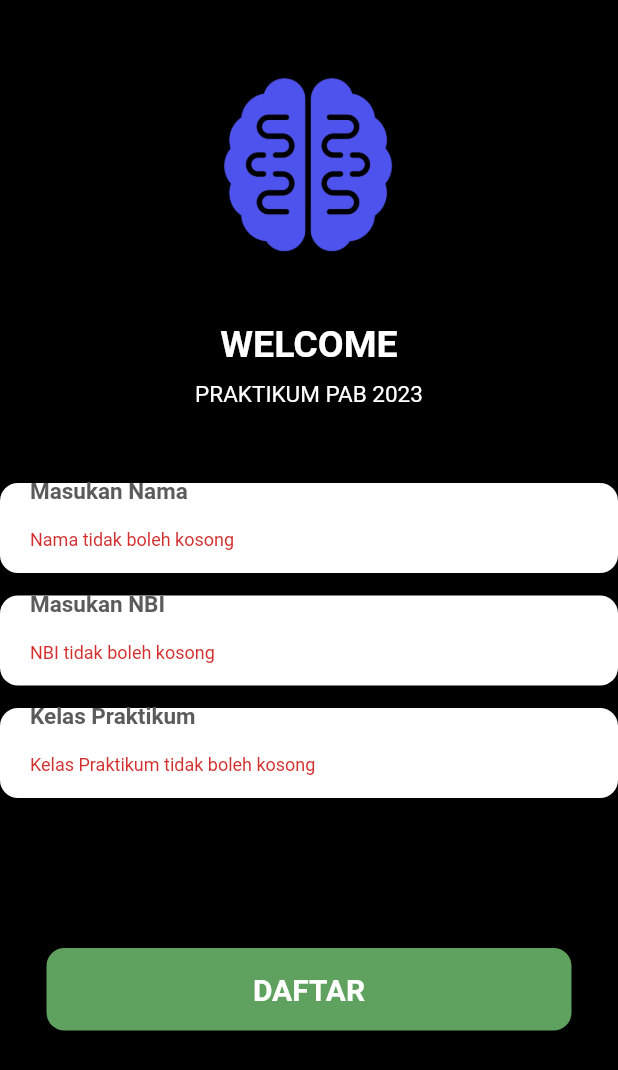
After one commit to ianfrds/PABNetflix, a Flutter app: the Pendaftaran screen opened by its route, after a tap on "DAFTAR", on a phone screen of 412 x 824 dp. The commit adds this screen. Shown: the top 1070 px of the screen. Run offline on Flutter 3.47's test engine with Material 2 defaults, Android fonts, the phone set to English and light mode, and no system bars; our stand-ins replace shared_preferences; accounts and stored records are empty.

Commit message:
update page daftar

```diff
--- a/lib/main.dart
+++ b/lib/main.dart
@@ -1,5 +1,6 @@
 import 'package:flutter/material.dart';
 import 'package:tugas_praktikum/navigation.dart';
+import 'package:tugas_praktikum/pertemuan3/aktivitas3.dart';
 import 'package:tugas_praktikum/tugas1/details.dart';
 import 'package:tugas_praktikum/tugas1/netflix.dart';
 import 'package:tugas_praktikum/pertemuan1/homePage.dart';
@@ -8,7 +9,7 @@ import 'package:tugas_praktikum/tugas2/profile.dart';
 void main() => runApp(MyApp());
 
 class MyApp extends StatelessWidget {
-  const MyApp({super.key});
+  const MyApp({Key? key}) : super(key: key);
   @override
   Widget build(BuildContext context) {
     return Container(
@@ -20,6 +21,7 @@ class MyApp extends StatelessWidget {
           '/netflix': (context) => Netflix(),
           '/details': (context) => Detail(),
           '/profile': (context) => EditProfilePage(),
+          '/daftar': (context) => Pendaftaran(),
         },
       ),
     );
--- a/lib/navigation.dart
+++ b/lib/navigation.dart
@@ -1,5 +1,6 @@
 import 'package:flutter/material.dart';
 import 'package:tugas_praktikum/pertemuan1/homePage.dart';
+import 'package:tugas_praktikum/pertemuan3/aktivitas3.dart';
 import 'package:tugas_praktikum/tugas1/details.dart';
 import 'package:tugas_praktikum/tugas1/netflix.dart';
 import 'package:tugas_praktikum/tugas2/profile.dart';
@@ -41,6 +42,10 @@ class _MainPageState extends State<MainPage> {
             icon: Icon(Icons.account_box_rounded),
             label: 'Profile',
           ),
+          BottomNavigationBarItem(
+            icon: Icon(Icons.pending),
+            label: 'Pendaftaran',
+          ),
         ],
       );
     }
@@ -53,6 +58,8 @@ class _MainPageState extends State<MainPage> {
           return Detail();
         case 2:
           return EditProfilePage();
+        case 3:
+          return Pendaftaran();
         default:
           return HomePage();
       }
--- a/lib/pertemuan1/homePage.dart
+++ b/lib/pertemuan1/homePage.dart
@@ -1,8 +1,36 @@
 import 'package:flutter/material.dart';
-import 'package:tugas_praktikum/navigation.dart';
+import 'package:shared_preferences/shared_preferences.dart';
 
-class HomePage extends StatelessWidget {
+class HomePage extends StatefulWidget {
   const HomePage({super.key});
+
+  @override
+  State<HomePage> createState() => _HomePageState();
+}
+
+class _HomePageState extends State<HomePage> {
+  String? nama;
+  String? nbi;
+
+  void data() async {
+    final SharedPreferences prefs = await SharedPreferences.getInstance();
+
+    final String? _nama = prefs.getString('nama');
+    final String? _nbi = prefs.getString('nbi');
+
+    setState(() {
+      nama = _nama;
+      nbi = _nbi;
+    });
+  }
+
+  @override
+  void initState() {
+    // TODO: implement initState
+    super.initState();
+    data();
+  }
+
   @override
   Widget build(BuildContext context) {
     Widget header() {
@@ -30,7 +58,7 @@ class HomePage extends StatelessWidget {
             ),
             Align(
               child: Text(
-                '1462100008',
+                '$nbi',
                 style: TextStyle(fontSize: 20, fontWeight: FontWeight.bold),
               ),
             ),
@@ -59,14 +87,14 @@ class HomePage extends StatelessWidget {
       );
     }
 
-    Widget nama() {
+    Widget namas() {
       return Container(
         margin: EdgeInsets.only(top: 40),
         child: Column(
           children: [
             Align(
               child: Text(
-                'Gilang Romy Lesmana',
+                '$nama',
                 style: TextStyle(fontSize: 25, fontWeight: FontWeight.bold),
               ),
             ),
@@ -111,7 +139,7 @@ class HomePage extends StatelessWidget {
             children: [
               header(),
               picture(),
-              nama(),
+              namas(),
               footer(),
             ],
           ),
--- /dev/null
+++ b/lib/pertemuan3/aktivitas3.dart
@@ -0,0 +1,222 @@
+import 'package:flutter/material.dart';
+import 'package:shared_preferences/shared_preferences.dart';
+import 'package:tugas_praktikum/pertemuan1/homePage.dart';
+
+class Pendaftaran extends StatelessWidget {
+  final GlobalKey<FormState> _formKey = GlobalKey<FormState>();
+
+  final TextEditingController namaController = TextEditingController();
+  final TextEditingController nbiController = TextEditingController();
+  final TextEditingController kelasController = TextEditingController();
+
+  @override
+  Widget build(BuildContext context) {
+    Widget picture() {
+      return Container(
+        margin: EdgeInsets.only(top: 50),
+        child: Center(
+          child: Row(
+            mainAxisAlignment: MainAxisAlignment.center,
+            children: [
+              Image.asset(
+                'assets/otak.jpeg',
+                width: 150,
+                height: 150,
+              ),
+            ],
+          ),
+        ),
+      );
+    }
+
+    Widget header() {
+      return Container(
+        margin: EdgeInsets.only(top: 15),
+        child: Column(
+          children: [
+            Align(
+              alignment: Alignment.center,
+              child: Text(
+                'WELCOME',
+                style: TextStyle(
+                    fontSize: 25,
+                    fontWeight: FontWeight.bold,
+                    color: Colors.white),
+              ),
+            ),
+            SizedBox(
+              height: 10,
+            ),
+            Align(
+              alignment: Alignment.center,
+              child: Text(
+                'PRAKTIKUM PAB 2023',
+                style: TextStyle(
+                    fontSize: 15,
+                    fontWeight: FontWeight.normal,
+                    color: Colors.white),
+              ),
+            ),
+          ],
+        ),
+      );
+    }
+
+    Widget form() {
+      return Container(
+        margin: EdgeInsets.only(top: 50),
+        child: Form(
+          key: _formKey,
+          child: Column(
+            children: [
+              Container(
+                height: 60,
+                padding: EdgeInsets.symmetric(horizontal: 20, vertical: 15),
+                decoration: BoxDecoration(
+                  borderRadius: BorderRadius.circular(12),
+                  color: Colors.white,
+                ),
+                child: TextFormField(
+                  controller: namaController,
+                  validator: (value) {
+                    if (value == null || value.isEmpty) {
+                      return 'Nama tidak boleh kosong';
+                    }
+                    return null;
+                  },
+                  decoration: InputDecoration(
+                    hintText: 'Masukan Nama',
+                    hintStyle: TextStyle(
+                      color: const Color.fromARGB(255, 92, 91, 91),
+                      fontSize: 15,
+                      fontWeight: FontWeight.bold,
+                    ),
+                    border: InputBorder.none,
+                  ),
+                ),
+              ),
+              SizedBox(
+                height: 15,
+              ),
+              Container(
+                height: 60,
+                padding: EdgeInsets.symmetric(horizontal: 20, vertical: 15),
+                decoration: BoxDecoration(
+                  borderRadius: BorderRadius.circular(12),
+                  color: Colors.white,
+                ),
+                child: TextFormField(
+                  controller: nbiController,
+                  validator: (value) {
+                    if (value == null || value.isEmpty) {
+                      return 'NBI tidak boleh kosong';
+                    }
+                    return null;
+                  },
+                  decoration: InputDecoration(
+                    hintText: 'Masukan NBI',
+                    hintStyle: TextStyle(
+                      color: const Color.fromARGB(255, 92, 91, 91),
+                      fontSize: 15,
+                      fontWeight: FontWeight.bold,
+                    ),
+                    border: InputBorder.none,
+                  ),
+                ),
+              ),
+              SizedBox(
+                height: 15,
+              ),
+              Container(
+                height: 60,
+                padding: EdgeInsets.symmetric(horizontal: 20, vertical: 15),
+                decoration: BoxDecoration(
+                  borderRadius: BorderRadius.circular(12),
+                  color: Colors.white,
+                ),
+                child: TextFormField(
+                  controller: kelasController,
+                  validator: (value) {
+                    if (value == null || value.isEmpty) {
+                      return 'Kelas Praktikum tidak boleh kosong';
+                    }
+                    return null;
+                  },
+                  decoration: InputDecoration(
+                    hintText: 'Kelas Praktikum',
+                    hintStyle: TextStyle(
+                      color: const Color.fromARGB(255, 92, 91, 91),
+                      fontSize: 15,
+                      fontWeight: FontWeight.bold,
+                    ),
+                    border: InputBorder.none,
+                  ),
+                ),
+              ),
+            ],
+          ),
+        ),
+      );
+    }
+
+    Widget tombol() {
+      Color customGreenColor = Color.fromARGB(255, 95, 161, 95);
+
+      return Container(
+        padding: EdgeInsets.only(top: 100),
+        child: Column(
+          children: [
+            ElevatedButton(
+              style: ButtonStyle(
+                backgroundColor: MaterialStateProperty.all(customGreenColor),
+                shape: MaterialStateProperty.all(
+                  RoundedRectangleBorder(
+                    borderRadius: BorderRadius.circular(12),
+                  ),
+                ),
+                fixedSize: MaterialStateProperty.all(Size(350, 55)),
+              ),
+              onPressed: () async {
+                final FormState? form = _formKey.currentState;
+                if (form != null && form.validate()) {
+                  // print('NBI: ${nbiController.text}');
+                  final SharedPreferences prefs =
+                      await SharedPreferences.getInstance();
+
+                  await prefs.setString('nama', namaController.text);
+                  await prefs.setString('nbi', nbiController.text);
+                  await prefs.setString('kelas', kelasController.text);
+
+                  Navigator.pushReplacement(
+                    context,
+                    MaterialPageRoute(builder: (context) => HomePage()),
+                  );
+                }
+              },
+              child: Text(
+                'DAFTAR',
+                style: TextStyle(fontSize: 20, fontWeight: FontWeight.bold),
+              ),
+            ),
+          ],
+        ),
+      );
+    }
+
+    return Scaffold(
+      backgroundColor: Colors.black,
+      body: SafeArea(
+        child: SingleChildScrollView(
+          child: Column(
+            children: [
+              picture(),
+              header(),
+              form(),
+              tombol(),
+            ],
+          ),
+        ),
+      ),
+    );
+  }
+}
--- /dev/null
+++ b/lib/splash_page.dart
@@ -0,0 +1,35 @@
+import "dart:async";
+
+import "package:flutter/material.dart";
+
+class SplashPage extends StatefulWidget {
+  @override
+  State<SplashPage> createState() => _SplashPageState();
+}
+
+class _SplashPageState extends State<SplashPage> {
+  @override
+  void initState() {
+    // TODO: implement initState
+    Timer(Duration(seconds: 3), () => Navigator.pushNamed(context, '/home'));
+    super.initState();
+  }
+
+  @override
+  Widget build(BuildContext context) {
+    return Scaffold(
+      backgroundColor: Colors.black,
+      body: Center(
+        child: Container(
+          width: 130,
+          height: 150,
+          decoration: BoxDecoration(
+            image: DecorationImage(
+              image: AssetImage('assets/image_spalsh.png'),
+            ),
+          ),
+        ),
+      ),
+    );
+  }
+}
--- a/pubspec.yaml
+++ b/pubspec.yaml
@@ -35,6 +35,7 @@ dependencies:
   # The following adds the Cupertino Icons font to your application.
   # Use with the CupertinoIcons class for iOS style icons.
   cupertino_icons: ^1.0.2
+  shared_preferences: ^2.2.2
 
 dev_dependencies:
   flutter_test:
```
Also changed, not shown: assets/image_spalsh.png (added), assets/otak.jpeg (added), pubspec.lock, 1 other file.
